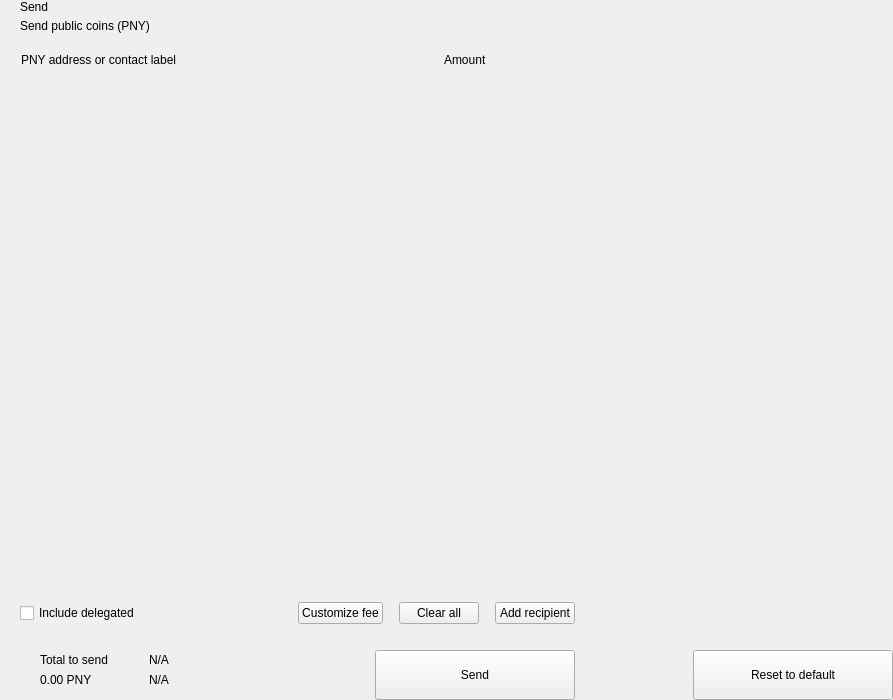
The window that src/qt/pny/forms/send.ui (decenomy/PNY) describes before a commit, drawn with Qt 5.
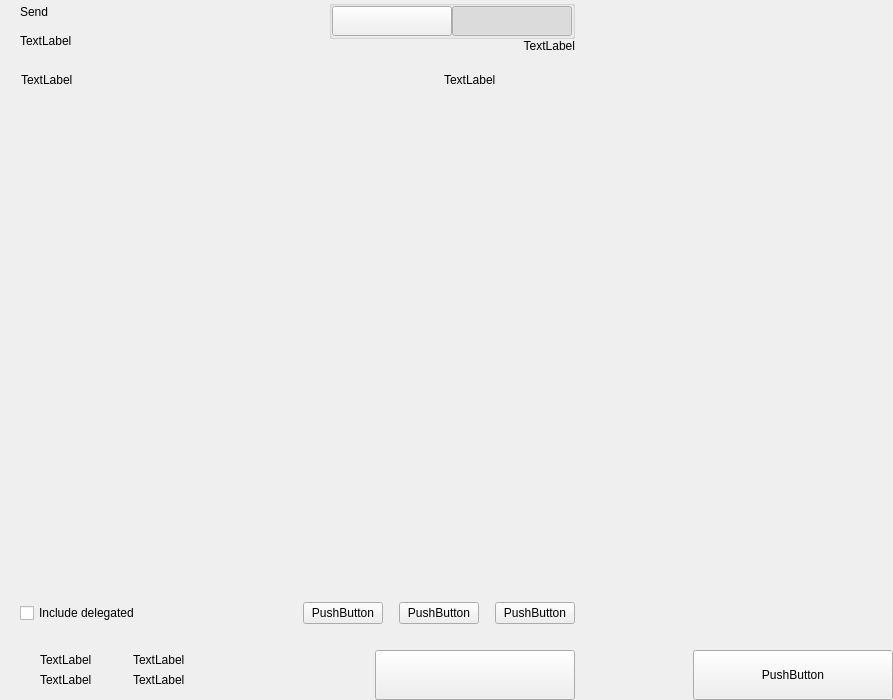
The same window after the commit. Custom widgets are drawn as their Qt base class.

```diff
--- a/src/qt/pny/forms/send.ui
+++ b/src/qt/pny/forms/send.ui
@@ -81,7 +81,7 @@
             <item>
              <widget class="QLabel" name="labelSubtitle1">
               <property name="text">
-               <string>Send public coins (PNY)</string>
+               <string>TextLabel</string>
               </property>
              </widget>
             </item>
@@ -100,6 +100,109 @@
             </property>
            </spacer>
           </item>
+          <item>
+           <layout class="QVBoxLayout" name="verticalLayout_6">
+            <property name="spacing">
+             <number>0</number>
+            </property>
+            <item>
+             <widget class="QGroupBox" name="groupBox">
+              <property name="title">
+               <string/>
+              </property>
+              <property name="alignment">
+               <set>Qt::AlignLeading|Qt::AlignLeft|Qt::AlignTop</set>
+              </property>
+              <layout class="QHBoxLayout" name="horizontalLayout_4">
+               <property name="spacing">
+                <number>0</number>
+               </property>
+               <property name="leftMargin">
+                <number>0</number>
+               </property>
+               <property name="topMargin">
+                <number>0</number>
+               </property>
+               <property name="rightMargin">
+                <number>0</number>
+               </property>
+               <property name="bottomMargin">
+                <number>0</number>
+               </property>
+               <item>
+                <widget class="QPushButton" name="pushLeft">
+                 <property name="minimumSize">
+                  <size>
+                   <width>120</width>
+                   <height>30</height>
+                  </size>
+                 </property>
+                 <property name="maximumSize">
+                  <size>
+                   <width>120</width>
+                   <height>30</height>
+                  </size>
+                 </property>
+                 <property name="focusPolicy">
+                  <enum>Qt::NoFocus</enum>
+                 </property>
+                 <property name="text">
+                  <string/>
+                 </property>
+                 <property name="checkable">
+                  <bool>true</bool>
+                 </property>
+                 <property name="autoExclusive">
+                  <bool>true</bool>
+                 </property>
+                </widget>
+               </item>
+               <item>
+                <widget class="QPushButton" name="pushRight">
+                 <property name="minimumSize">
+                  <size>
+                   <width>120</width>
+                   <height>30</height>
+                  </size>
+                 </property>
+                 <property name="maximumSize">
+                  <size>
+                   <width>120</width>
+                   <height>30</height>
+                  </size>
+                 </property>
+                 <property name="focusPolicy">
+                  <enum>Qt::NoFocus</enum>
+                 </property>
+                 <property name="text">
+                  <string/>
+                 </property>
+                 <property name="checkable">
+                  <bool>true</bool>
+                 </property>
+                 <property name="checked">
+                  <bool>true</bool>
+                 </property>
+                 <property name="autoExclusive">
+                  <bool>true</bool>
+                 </property>
+                </widget>
+               </item>
+              </layout>
+             </widget>
+            </item>
+            <item>
+             <widget class="QLabel" name="labelSubtitle2">
+              <property name="text">
+               <string>TextLabel</string>
+              </property>
+              <property name="alignment">
+               <set>Qt::AlignRight|Qt::AlignTrailing|Qt::AlignVCenter</set>
+              </property>
+             </widget>
+            </item>
+           </layout>
+          </item>
          </layout>
         </item>
         <item>
@@ -141,7 +244,7 @@
              <string notr="true">margin-left:8px;</string>
             </property>
             <property name="text">
-             <string>PNY address or contact label</string>
+             <string>TextLabel</string>
             </property>
            </widget>
           </item>
@@ -164,7 +267,7 @@
           <item>
            <widget class="QLabel" name="labelSubtitleAmount">
             <property name="text">
-             <string>Amount</string>
+             <string>TextLabel</string>
             </property>
            </widget>
           </item>
@@ -298,7 +401,7 @@
              <enum>Qt::NoFocus</enum>
             </property>
             <property name="text">
-             <string>Customize fee</string>
+             <string>PushButton</string>
             </property>
            </widget>
           </item>
@@ -327,7 +430,7 @@
              <enum>Qt::RightToLeft</enum>
             </property>
             <property name="text">
-             <string>Clear all</string>
+             <string>PushButton</string>
             </property>
            </widget>
           </item>
@@ -353,7 +456,7 @@
              <enum>Qt::NoFocus</enum>
             </property>
             <property name="text">
-             <string>Add recipient</string>
+             <string>PushButton</string>
             </property>
            </widget>
           </item>
@@ -457,14 +560,14 @@
                      <item>
                       <widget class="QLabel" name="labelTitleTotalSend">
                        <property name="text">
-                        <string>Total to send</string>
+                        <string>TextLabel</string>
                        </property>
                       </widget>
                      </item>
                      <item>
                       <widget class="QLabel" name="labelAmountSend">
                        <property name="text">
-                        <string notr="true">0.00 PNY</string>
+                        <string>TextLabel</string>
                        </property>
                       </widget>
                      </item>
@@ -529,14 +632,14 @@
                      <item>
                       <widget class="QLabel" name="labelTitleTotalRemaining">
                        <property name="text">
-                        <string notr="true">N/A</string>
+                        <string>TextLabel</string>
                        </property>
                       </widget>
                      </item>
                      <item>
                       <widget class="QLabel" name="labelAmountRemaining">
                        <property name="text">
-                        <string notr="true">N/A</string>
+                        <string>TextLabel</string>
                        </property>
                       </widget>
                      </item>
@@ -586,7 +689,7 @@
              <enum>Qt::NoFocus</enum>
             </property>
             <property name="text">
-             <string>Send</string>
+             <string/>
             </property>
            </widget>
           </item>
@@ -693,7 +796,7 @@
              <enum>Qt::NoFocus</enum>
             </property>
             <property name="text">
-             <string>Reset to default</string>
+             <string>PushButton</string>
             </property>
            </widget>
           </item>
```
